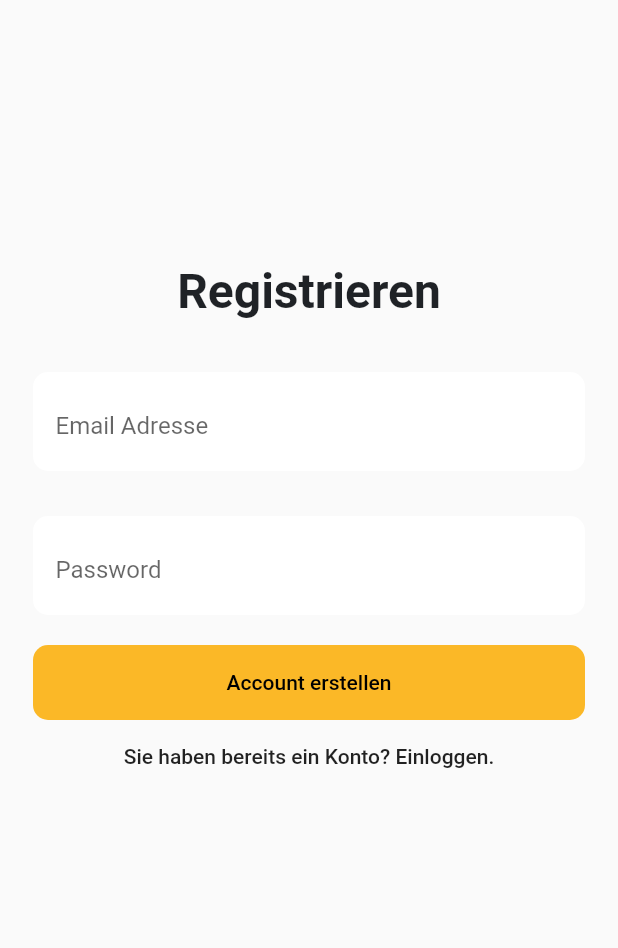
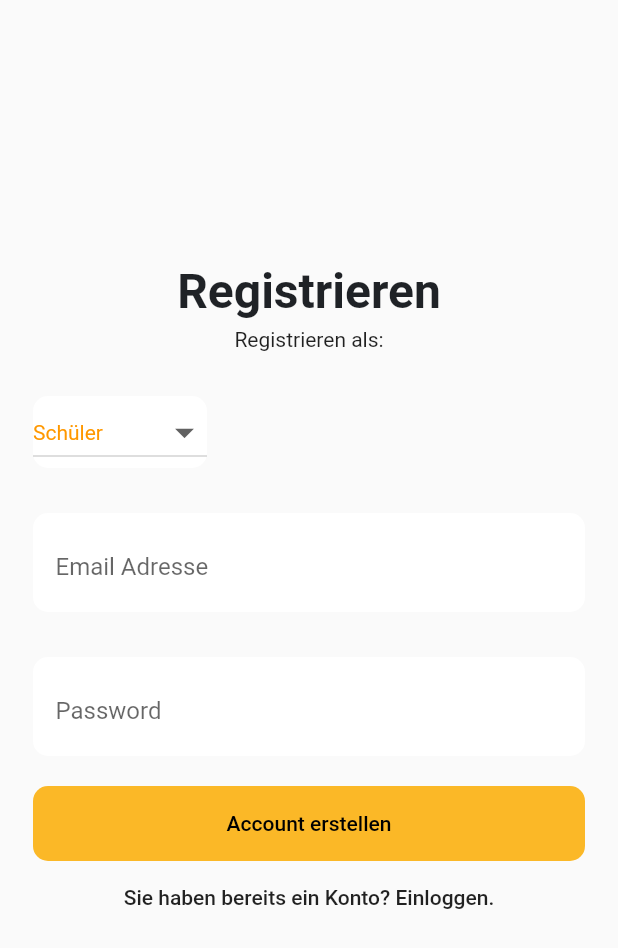
Before and after one commit to elia-driesner/Schulbuch-Manager-App, a Flutter app: the screen it shows after launch, on a phone screen of 412 x 824 dp. Shown: the top 948 px of the screen. Run offline on Flutter 3.47's test engine with Material 2 defaults, Android fonts, the phone set to English and light mode, and no system bars; our stand-ins replace cloud_firestore, firebase_auth, firebase_core; accounts and stored records are empty.

Commit message:
added dropdown

```diff
--- a/lib/auth/registerPage.dart
+++ b/lib/auth/registerPage.dart
@@ -11,6 +11,8 @@ class registerPage extends StatefulWidget {
 class _registerPageState extends State<registerPage> {
   final emailController = TextEditingController();
   final passwordController = TextEditingController();
+  List<String> _dropDownOptions = ['Schüler', 'Lehrer', 'Elternteil'];
+  var DropdownValue = 'Schüler';
 
   String? signUpStatusMessage;
 
@@ -67,6 +69,48 @@ class _registerPageState extends State<registerPage> {
                 ),
                 Align(
                     child: Column(children: [
+                  Text('Registrieren als:'),
+                  Row(
+                    children: [
+                      SizedBox(
+                        width: 150,
+                        child: Card(
+                            shadowColor: Colors.transparent,
+                            shape: RoundedRectangleBorder(
+                              borderRadius: BorderRadius.circular(10.0),
+                            ),
+                            color: const Color(0xFFFFFFFF),
+                            margin: const EdgeInsets.fromLTRB(17, 30, 17, 0),
+                            child: Container(
+                                child: DropdownButton(
+                              hint: DropdownValue == null
+                                  ? Text('Dropdown')
+                                  : Text(
+                                      DropdownValue,
+                                      style: TextStyle(color: Colors.orange),
+                                    ),
+                              isExpanded: true,
+                              iconSize: 30.0,
+                              style: TextStyle(color: Colors.orange),
+                              items: _dropDownOptions.map(
+                                (val) {
+                                  return DropdownMenuItem<String>(
+                                    value: val,
+                                    child: Text(val),
+                                  );
+                                },
+                              ).toList(),
+                              onChanged: (val) {
+                                setState(
+                                  () {
+                                    DropdownValue = val.toString();
+                                  },
+                                );
+                              },
+                            ))),
+                      ),
+                    ],
+                  ),
                   Card(
                     shadowColor: Colors.transparent,
                     shape: RoundedRectangleBorder(
```
